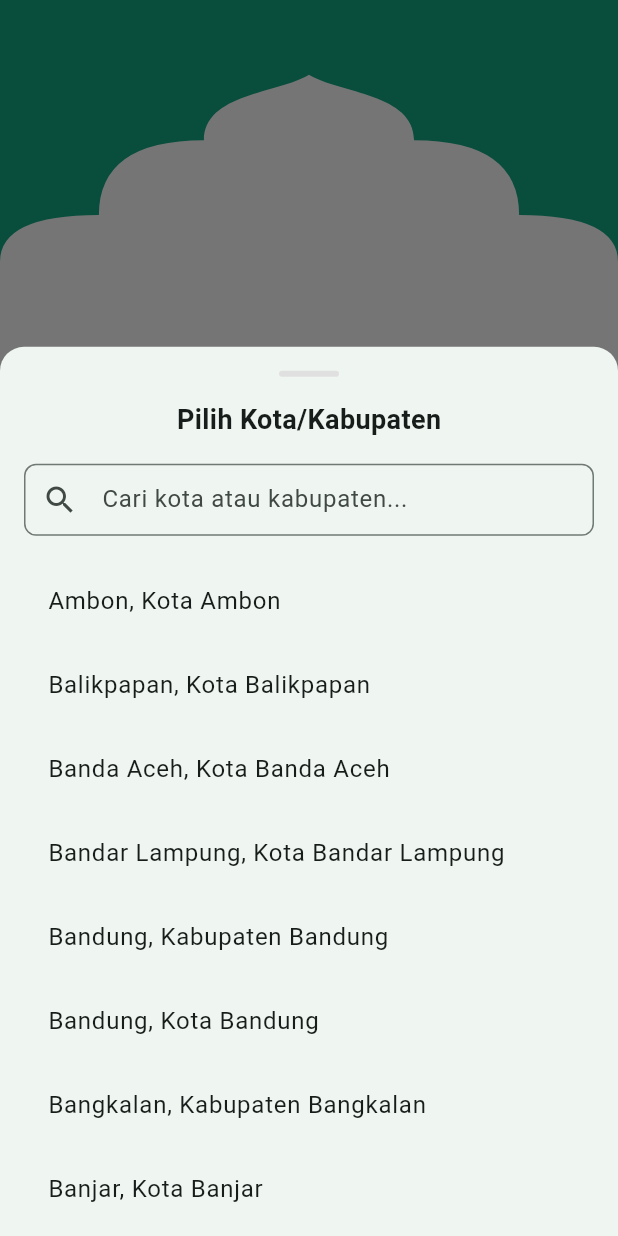
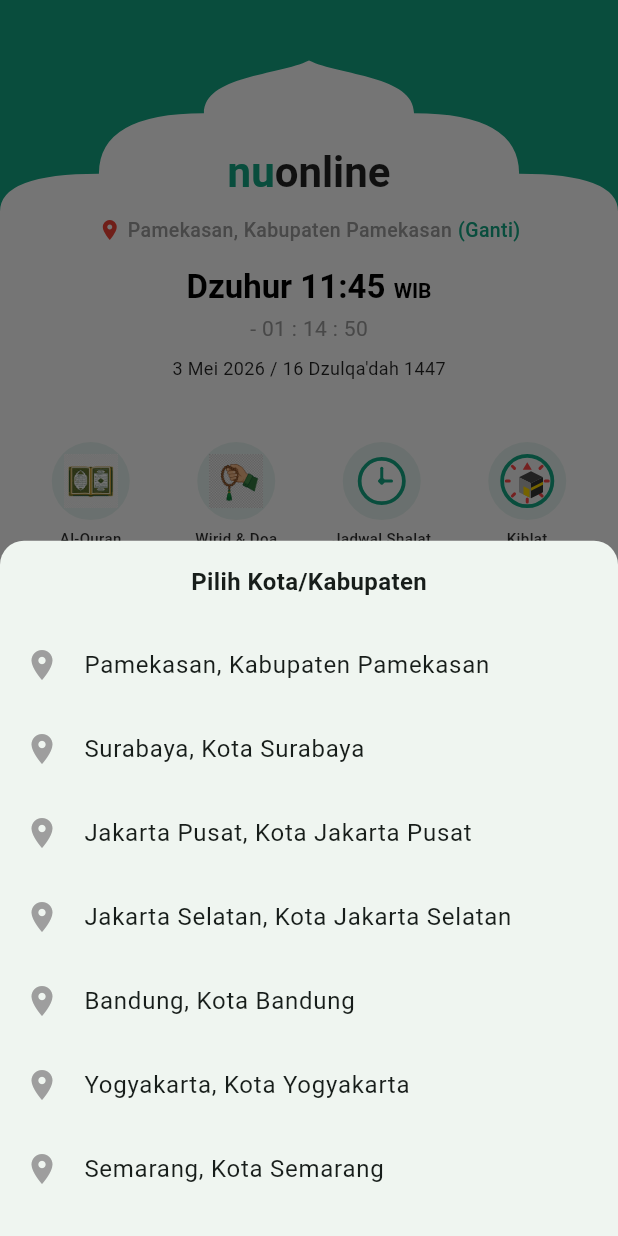
Before and after one commit to tuafiq/20241220096, a Flutter app: the screen it shows after launch, item 2 of the bottom bar chosen, after a tap on "(Ganti)", on a phone screen of 412 x 824 dp. Run offline on Flutter 3.47's test engine with Material 3 defaults, Android fonts, the phone set to English and light mode, and no system bars.

Commit message:
penambahan waktu, sholat, tanggal, kota dan kabupaten

```diff
--- a/lib/main.dart
+++ b/lib/main.dart
@@ -1,6 +1,6 @@
 import 'package:flutter/material.dart';
+import 'dart:async';
 import 'dart:math';
-import 'dart:async';
 
 void main() {
   runApp(const MyApp());
@@ -32,33 +32,245 @@ class HomePage extends StatefulWidget {
 
 class _HomePageState extends State<HomePage> {
   int _selectedIndex = 0;
-  String _selectedCity = 'Pamekasan, Kabupaten Pamekasan';
+  String _currentLocation = 'Pamekasan, Kabupaten Pamekasan';
 
-  void _showCitySelectionDialog() {
+  Timer? _timer;
+  DateTime _currentTime = DateTime.now();
+  String _nextPrayerName = 'Maghrib';
+  String _nextPrayerTimeStr = '17:20';
+  Duration _timeUntilNextPrayer = Duration.zero;
+
+  @override
+  void initState() {
+    super.initState();
+    _updateTime();
+    _timer = Timer.periodic(const Duration(seconds: 1), (timer) {
+      _updateTime();
+    });
+  }
+
+  @override
+  void dispose() {
+    _timer?.cancel();
+    super.dispose();
+  }
+
+  void _updateTime() {
+    final now = DateTime.now();
+    // Dummy jadwal sholat untuk hari ini
+    final schedule = {
+      'Subuh': DateTime(now.year, now.month, now.day, 4, 25),
+      'Dzuhur': DateTime(now.year, now.month, now.day, 11, 45),
+      'Ashar': DateTime(now.year, now.month, now.day, 15, 0),
+      'Maghrib': DateTime(now.year, now.month, now.day, 17, 45),
+      'Isya': DateTime(now.year, now.month, now.day, 18, 55),
+    };
+
+    String nextName = 'Subuh';
+    DateTime nextTime = schedule['Subuh']!.add(const Duration(days: 1)); // Default ke Subuh besok jika sudah melewati Isya
+
+    for (var entry in schedule.entries) {
+      if (now.isBefore(entry.value)) {
+        nextName = entry.key;
+        nextTime = entry.value;
+        break;
+      }
+    }
+
+    if (mounted) {
+      setState(() {
+        _currentTime = now;
+        _nextPrayerName = nextName;
+        _nextPrayerTimeStr = '${nextTime.hour.toString().padLeft(2, '0')}:${nextTime.minute.toString().padLeft(2, '0')}';
+        _timeUntilNextPrayer = nextTime.difference(now);
+      });
+    }
+  }
+
+  String _getFormattedDate(DateTime date) {
+    const List<String> bulan = [
+      '', 'Januari', 'Februari', 'Maret', 'April', 'Mei', 'Juni',
+      'Juli', 'Agustus', 'September', 'Oktober', 'November', 'Desember'
+    ];
+    return '${date.day} ${bulan[date.month]} ${date.year}';
+  }
+
+  String _getHijriDate(DateTime date) {
+    // Estimasi sederhana: 4 Mei 2026 ~ 16 Dzulqa'dah 1447
+    int diffDays = date.difference(DateTime(2026, 5, 4)).inDays;
+    int baseDay = 16 + diffDays;
+    int hDay = ((baseDay - 1) % 30) + 1;
+    return '$hDay Dzulqa\'dah 1447';
+  }
+
+  final List<String> _indonesianCities = [
+    'Pamekasan, Kabupaten Pamekasan',
+    'Surabaya, Kota Surabaya',
+    'Jakarta Pusat, Kota Jakarta Pusat',
+    'Jakarta Selatan, Kota Jakarta Selatan',
+    'Bandung, Kota Bandung',
+    'Yogyakarta, Kota Yogyakarta',
+    'Semarang, Kota Semarang',
+    'Malang, Kota Malang',
+    'Medan, Kota Medan',
+    'Makassar, Kota Makassar',
+    'Denpasar, Kota Denpasar',
+  ];
+
+  void _onItemTapped(int index) {
+    setState(() {
+      _selectedIndex = index;
+    });
+  }
+
+  void _showLocationPicker() {
     showModalBottomSheet(
       context: context,
-      isScrollControlled: true,
       shape: const RoundedRectangleBorder(
         borderRadius: BorderRadius.vertical(top: Radius.circular(16)),
       ),
       builder: (context) {
-        return _CitySelectionSheet(
-          cities: indonesiaCities,
-          onCitySelected: (String city) {
-            setState(() {
-              _selectedCity = city;
-            });
-            Navigator.pop(context);
-          },
+        return Container(
+          padding: const EdgeInsets.symmetric(vertical: 16),
+          child: Column(
+            mainAxisSize: MainAxisSize.min,
+            children: [
+              const Text(
+                'Pilih Kota/Kabupaten',
+                style: TextStyle(
+                  fontSize: 16,
+                  fontWeight: FontWeight.bold,
+                ),
+              ),
+              const SizedBox(height: 16),
+              Expanded(
+                child: ListView.builder(
+                  itemCount: _indonesianCities.length,
+                  itemBuilder: (context, index) {
+                    final city = _indonesianCities[index];
+                    return ListTile(
+                      leading: const Icon(Icons.location_on, color: Colors.grey),
+                      title: Text(city),
+                      onTap: () {
+                        setState(() {
+                          _currentLocation = city;
+                        });
+                        Navigator.pop(context);
+                      },
+                    );
+                  },
+                ),
+              ),
+            ],
+          ),
         );
       },
     );
   }
 
-  void _onItemTapped(int index) {
-    setState(() {
-      _selectedIndex = index;
-    });
+  Widget _buildLocationHeader() {
+    return Column(
+      children: [
+        // Placeholder untuk nuonline logo text
+        RichText(
+          text: const TextSpan(
+            text: 'nu',
+            style: TextStyle(
+              fontSize: 28,
+              fontWeight: FontWeight.bold,
+              color: Color(0xFF13A884), // Hijau NU
+            ),
+            children: [
+              TextSpan(
+                text: 'online',
+                style: TextStyle(
+                  fontSize: 28,
+                  fontWeight: FontWeight.bold,
+                  color: Colors.black87,
+                ),
+              ),
+            ],
+          ),
+        ),
+        const SizedBox(height: 12),
+        Row(
+          mainAxisAlignment: MainAxisAlignment.center,
+          children: [
+            const Icon(Icons.location_on, color: Colors.red, size: 16),
+            const SizedBox(width: 4),
+            Flexible(
+              child: Text(
+                _currentLocation,
+                style: const TextStyle(
+                  fontSize: 13,
+                  color: Colors.grey,
+                  fontWeight: FontWeight.w500,
+                ),
+                overflow: TextOverflow.ellipsis,
+              ),
+            ),
+            const SizedBox(width: 4),
+            GestureDetector(
+              onTap: _showLocationPicker,
+              child: const Text(
+                '(Ganti)',
+                style: TextStyle(
+                  fontSize: 13,
+                  color: Color(0xFF13A884),
+                  fontWeight: FontWeight.w500,
+                ),
+              ),
+            ),
+          ],
+        ),
+        const SizedBox(height: 16),
+        RichText(
+          text: TextSpan(
+            text: '$_nextPrayerName ',
+            style: const TextStyle(
+              fontSize: 22,
+              fontWeight: FontWeight.bold,
+              color: Colors.black,
+            ),
+            children: [
+              TextSpan(
+                text: '$_nextPrayerTimeStr ',
+                style: const TextStyle(
+                  fontSize: 22,
+                  fontWeight: FontWeight.bold,
+                  color: Colors.black,
+                ),
+              ),
+              const TextSpan(
+                text: 'WIB',
+                style: TextStyle(
+                  fontSize: 14,
+                  fontWeight: FontWeight.bold,
+                  color: Colors.black,
+                ),
+              ),
+            ],
+          ),
+        ),
+        const SizedBox(height: 4),
+        Text(
+          '- ${_timeUntilNextPrayer.inHours.toString().padLeft(2, '0')} : ${(_timeUntilNextPrayer.inMinutes % 60).toString().padLeft(2, '0')} : ${(_timeUntilNextPrayer.inSeconds % 60).toString().padLeft(2, '0')}',
+          style: const TextStyle(
+            fontSize: 14,
+            color: Colors.grey,
+          ),
+        ),
+        const SizedBox(height: 8),
+        Text(
+          '${_getFormattedDate(_currentTime)} / ${_getHijriDate(_currentTime)}',
+          style: const TextStyle(
+            fontSize: 12,
+            color: Colors.black87,
+          ),
+        ),
+        const SizedBox(height: 24),
+      ],
+    );
   }
 
   @override
@@ -83,23 +295,19 @@ class _HomePageState extends State<HomePage> {
             builder: (context, constraints) {
 
               final double screenHeight = MediaQuery.of(context).size.height;
-              final double domeBaseY = screenHeight * 0.28;
+              final double topOffset = screenHeight * 0.12; // Adjusted to sit inside the dome
               return SafeArea(
                 child: SingleChildScrollView(
                   child: Column(
                     children: [
 
-                      SizedBox(height: domeBaseY - MediaQuery.of(context).padding.top + 16),
+                      SizedBox(height: topOffset),
                       // White area content
                       Padding(
                         padding: const EdgeInsets.symmetric(horizontal: 16),
                         child: Column(
                           children: [
-                            const SizedBox(height: 8),
-                            _buildLocationRow(),
-                            const SizedBox(height: 16),
-                            const PrayerTimeSection(),
-                            const SizedBox(height: 24),
+                            _buildLocationHeader(),
                             _buildMenuGrid(),
                           ],
                         ),
@@ -142,42 +350,6 @@ class _HomePageState extends State<HomePage> {
           ),
         ],
       ),
-    );
-  }
-
-  Widget _buildLocationRow() {
-    return Row(
-      mainAxisAlignment: MainAxisAlignment.center,
-      children: [
-        const Icon(
-          Icons.location_on,
-          color: Color(0xFFD32F2F),
-          size: 16,
-        ),
-        const SizedBox(width: 4),
-        Flexible(
-          child: Text(
-            _selectedCity,
-            style: const TextStyle(
-              fontSize: 13,
-              color: Color(0xFF757575),
-            ),
-            overflow: TextOverflow.ellipsis,
-          ),
-        ),
-        const SizedBox(width: 4),
-        GestureDetector(
-          onTap: _showCitySelectionDialog,
-          child: const Text(
-            '(Ganti)',
-            style: TextStyle(
-              fontSize: 13,
-              fontWeight: FontWeight.w500,
-              color: Color(0xFF13A884),
-            ),
-          ),
-        ),
-      ],
     );
   }
 
@@ -809,333 +981,3 @@ class DomeClipper extends CustomClipper<Path> {
   @override
   bool shouldReclip(CustomClipper<Path> oldClipper) => true;
 }
-
-const List<String> indonesiaCities = [
-  'Ambon, Kota Ambon',
-  'Balikpapan, Kota Balikpapan',
-  'Banda Aceh, Kota Banda Aceh',
-  'Bandar Lampung, Kota Bandar Lampung',
-  'Bandung, Kabupaten Bandung',
-  'Bandung, Kota Bandung',
-  'Bangkalan, Kabupaten Bangkalan',
-  'Banjar, Kota Banjar',
-  'Banjarmasin, Kota Banjarmasin',
-  'Banyuwangi, Kabupaten Banyuwangi',
-  'Batam, Kota Batam',
-  'Batu, Kota Batu',
-  'Bekasi, Kabupaten Bekasi',
-  'Bekasi, Kota Bekasi',
-  'Bengkulu, Kota Bengkulu',
-  'Bima, Kota Bima',
-  'Binjai, Kota Binjai',
-  'Bitung, Kota Bitung',
-  'Blitar, Kabupaten Blitar',
-  'Blitar, Kota Blitar',
-  'Bogor, Kabupaten Bogor',
-  'Bogor, Kota Bogor',
-  'Bojonegoro, Kabupaten Bojonegoro',
-  'Bondowoso, Kabupaten Bondowoso',
-  'Bontang, Kota Bontang',
-  'Bukittinggi, Kota Bukittinggi',
-  'Cianjur, Kabupaten Cianjur',
-  'Cilegon, Kota Cilegon',
-  'Cimahi, Kota Cimahi',
-  'Cirebon, Kabupaten Cirebon',
-  'Cirebon, Kota Cirebon',
-  'Denpasar, Kota Denpasar',
-  'Depok, Kota Depok',
-  'Dumai, Kota Dumai',
-  'Garut, Kabupaten Garut',
-  'Gorontalo, Kota Gorontalo',
-  'Gresik, Kabupaten Gresik',
-  'Jakarta Barat, Kota Jakarta Barat',
-  'Jakarta Pusat, Kota Jakarta Pusat',
-  'Jakarta Selatan, Kota Jakarta Selatan',
-  'Jakarta Timur, Kota Jakarta Timur',
-  'Jakarta Utara, Kota Jakarta Utara',
-  'Jambi, Kota Jambi',
-  'Jayapura, Kota Jayapura',
-  'Jember, Kabupaten Jember',
-  'Jombang, Kabupaten Jombang',
-  'Kediri, Kabupaten Kediri',
-  'Kediri, Kota Kediri',
-  'Kendari, Kota Kendari',
-  'Kupang, Kota Kupang',
-  'Lamongan, Kabupaten Lamongan',
-  'Lhokseumawe, Kota Lhokseumawe',
-  'Lubuklinggau, Kota Lubuklinggau',
-  'Lumajang, Kabupaten Lumajang',
-  'Madiun, Kabupaten Madiun',
-  'Madiun, Kota Madiun',
-  'Magelang, Kota Magelang',
-  'Makassar, Kota Makassar',
-  'Malang, Kabupaten Malang',
-  'Malang, Kota Malang',
-  'Manado, Kota Manado',
-  'Mataram, Kota Mataram',
-  'Medan, Kota Medan',
-  'Mojokerto, Kabupaten Mojokerto',
-  'Mojokerto, Kota Mojokerto',
-  'Nganjuk, Kabupaten Nganjuk',
-  'Ngawi, Kabupaten Ngawi',
-  'Pacitan, Kabupaten Pacitan',
-  'Padang, Kota Padang',
-  'Palangka Raya, Kota Palangka Raya',
-  'Palembang, Kota Palembang',
-  'Palu, Kota Palu',
-  'Pamekasan, Kabupaten Pamekasan',
-  'Pangkalpinang, Kota Pangkalpinang',
-  'Parepare, Kota Parepare',
-  'Pasuruan, Kabupaten Pasuruan',
-  'Pasuruan, Kota Pasuruan',
-  'Pekalongan, Kota Pekalongan',
-  'Pekanbaru, Kota Pekanbaru',
-  'Pematangsiantar, Kota Pematangsiantar',
-  'Pontianak, Kota Pontianak',
-  'Ponorogo, Kabupaten Ponorogo',
-  'Probolinggo, Kabupaten Probolinggo',
-  'Probolinggo, Kota Probolinggo',
-  'Purwokerto, Kabupaten Banyumas',
-  'Salatiga, Kota Salatiga',
-  'Samarinda, Kota Samarinda',
-  'Sampang, Kabupaten Sampang',
-  'Semarang, Kota Semarang',
-  'Serang, Kota Serang',
-  'Sidoarjo, Kabupaten Sidoarjo',
-  'Situbondo, Kabupaten Situbondo',
-  'Sorong, Kota Sorong',
-  'Sukabumi, Kota Sukabumi',
-  'Sumenep, Kabupaten Sumenep',
-  'Surabaya, Kota Surabaya',
-  'Surakarta, Kota Surakarta',
-  'Tangerang Selatan, Kota Tangerang Selatan',
-  'Tangerang, Kabupaten Tangerang',
-  'Tangerang, Kota Tangerang',
-  'Tanjungpinang, Kota Tanjungpinang',
-  'Tarakan, Kota Tarakan',
-  'Tasikmalaya, Kota Tasikmalaya',
-  'Tegal, Kota Tegal',
-  'Ternate, Kota Ternate',
-  'Tuban, Kabupaten Tuban',
-  'Tulungagung, Kabupaten Tulungagung',
-  'Yogyakarta, Kota Yogyakarta',
-];
-
-class _CitySelectionSheet extends StatefulWidget {
-  final List<String> cities;
-  final Function(String) onCitySelected;
-
-  const _CitySelectionSheet({
-    required this.cities,
-    required this.onCitySelected,
-  });
-
-  @override
-  State<_CitySelectionSheet> createState() => _CitySelectionSheetState();
-}
-
-class _CitySelectionSheetState extends State<_CitySelectionSheet> {
-  String _searchQuery = '';
-  late List<String> _filteredCities;
-
-  @override
-  void initState() {
-    super.initState();
-    _filteredCities = widget.cities;
-  }
-
-  void _filterCities(String query) {
-    setState(() {
-      _searchQuery = query;
-      _filteredCities = widget.cities
-          .where((city) => city.toLowerCase().contains(query.toLowerCase()))
-          .toList();
-    });
-  }
-
-  @override
-  Widget build(BuildContext context) {
-    return Padding(
-      padding: EdgeInsets.only(
-        bottom: MediaQuery.of(context).viewInsets.bottom,
-        top: 16,
-        left: 16,
-        right: 16,
-      ),
-      child: SizedBox(
-        height: MediaQuery.of(context).size.height * 0.7,
-        child: Column(
-          children: [
-            Container(
-              width: 40,
-              height: 4,
-              decoration: BoxDecoration(
-                color: Colors.grey[300],
-                borderRadius: BorderRadius.circular(2),
-              ),
-            ),
-            const SizedBox(height: 16),
-            const Text(
-              'Pilih Kota/Kabupaten',
-              style: TextStyle(
-                fontSize: 18,
-                fontWeight: FontWeight.bold,
-              ),
-            ),
-            const SizedBox(height: 16),
-            TextField(
-              onChanged: _filterCities,
-              decoration: InputDecoration(
-                hintText: 'Cari kota atau kabupaten...',
-                prefixIcon: const Icon(Icons.search),
-                border: OutlineInputBorder(
-                  borderRadius: BorderRadius.circular(8),
-                ),
-                contentPadding: const EdgeInsets.symmetric(vertical: 0),
-              ),
-            ),
-            const SizedBox(height: 16),
-            Expanded(
-              child: ListView.builder(
-                itemCount: _filteredCities.length,
-                itemBuilder: (context, index) {
-                  return ListTile(
-                    title: Text(_filteredCities[index]),
-                    onTap: () => widget.onCitySelected(_filteredCities[index]),
-                  );
-                },
-              ),
-            ),
-          ],
-        ),
-      ),
-    );
-  }
-}
-
-class PrayerTimeSection extends StatefulWidget {
-  const PrayerTimeSection({super.key});
-
-  @override
-  State<PrayerTimeSection> createState() => _PrayerTimeSectionState();
-}
-
-class _PrayerTimeSectionState extends State<PrayerTimeSection> {
-  Timer? _timer;
-  String _nextPrayerName = '';
-  String _nextPrayerTimeStr = '';
-  Duration _timeUntilNext = Duration.zero;
-
-  // Jadwal Shalat dummy (bisa diganti dengan API)
-  final Map<String, String> _schedule = {
-    'Imsak': '04:00',
-    'Subuh': '04:15',
-    'Terbit': '05:30',
-    'Dhuha': '06:00',
-    'Dzuhur': '11:35',
-    'Ashar': '14:55',
-    'Maghrib': '17:30',
-    'Isya': '18:45',
-  };
-
-  @override
-  void initState() {
-    super.initState();
-    _updateTime();
-    _timer = Timer.periodic(const Duration(seconds: 1), (timer) {
-      if (mounted) {
-        _updateTime();
-      }
-    });
-  }
-
-  @override
-  void dispose() {
-    _timer?.cancel();
-    super.dispose();
-  }
-
-  void _updateTime() {
-    final now = DateTime.now();
-    DateTime? nextPrayerTime;
-    String nextName = '';
-
-    List<MapEntry<String, DateTime>> prayerTimes = _schedule.entries.map((e) {
-      final parts = e.value.split(':');
-      final dt = DateTime(now.year, now.month, now.day, int.parse(parts[0]), int.parse(parts[1]));
-      return MapEntry(e.key, dt);
-    }).toList();
-
-    prayerTimes.sort((a, b) => a.value.compareTo(b.value));
-
-    for (var p in prayerTimes) {
-      if (p.value.isAfter(now)) {
-        nextPrayerTime = p.value;
-        nextName = p.key;
-        break;
-      }
-    }
-
-    if (nextPrayerTime == null) {
-      nextName = prayerTimes.first.key;
-      nextPrayerTime = prayerTimes.first.value.add(const Duration(days: 1));
-    }
-
-    setState(() {
-      _nextPrayerName = nextName;
-      _nextPrayerTimeStr = _schedule[nextName]!;
-      _timeUntilNext = nextPrayerTime!.difference(now);
-    });
-  }
-
-  String _formatDuration(Duration duration) {
-    String twoDigits(int n) => n.toString().padLeft(2, "0");
-    String hours = twoDigits(duration.inHours);
-    String minutes = twoDigits(duration.inMinutes.remainder(60));
-    String seconds = twoDigits(duration.inSeconds.remainder(60));
-    return "- $hours : $minutes : $seconds";
-  }
-
-  String _getFormattedDate() {
-    final now = DateTime.now();
-    final months = [
-      'Januari', 'Februari', 'Maret', 'April', 'Mei', 'Juni',
-      'Juli', 'Agustus', 'September', 'Oktober', 'November', 'Desember'
-    ];
-    // Contoh untuk Hijriah hardcode sementara: 11 Dzulqa'dah 1447
-    return '${now.day} ${months[now.month - 1]} ${now.year} / 11 Dzulqa\'dah 1447';
-  }
-
-  @override
-  Widget build(BuildContext context) {
-    return Column(
-      children: [
-        Text(
-          '$_nextPrayerName $_nextPrayerTimeStr WIB',
-          style: const TextStyle(
-            fontSize: 22,
-            fontWeight: FontWeight.bold,
-            color: Colors.black87,
-          ),
-        ),
-        const SizedBox(height: 4),
-        Text(
-          _formatDuration(_timeUntilNext),
-          style: const TextStyle(
-            fontSize: 14,
-            color: Color(0xFF757575),
-            letterSpacing: 1.2,
-          ),
-        ),
-        const SizedBox(height: 12),
-        Text(
-          _getFormattedDate(),
-          style: const TextStyle(
-            fontSize: 12,
-            color: Color(0xFF757575),
-          ),
-        ),
-      ],
-    );
-  }
-}
```
